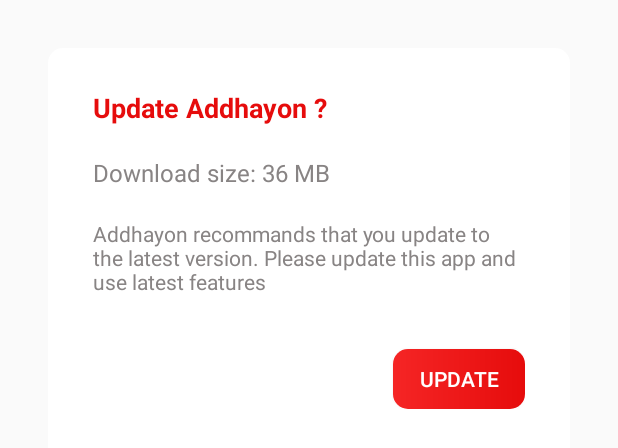
After one commit to rakibul667s/Addhayon-Android-Application, an Android app: the layout update.xml on its own in the app's theme, with its tools: preview values and no code run, on a phone screen of 412 x 824 dp. The commit adds this screen. Shown: the top 448 px of the screen. Run offline under Robolectric (Android 15) with nearby library versions, the phone set to English and light mode, and no system bars; Roboto replaces fonts that are not available here.

Commit message:
update system working

```diff
--- a/app/src/main/java/com/example/addhayon/HomeFragment.java
+++ b/app/src/main/java/com/example/addhayon/HomeFragment.java
@@ -7,10 +7,12 @@ import android.os.Bundle;
 import android.view.LayoutInflater;
 import android.view.View;
 import android.view.ViewGroup;
+import android.widget.Button;
 import android.widget.LinearLayout;
 import android.widget.TextView;
 import android.widget.Toast;
 
+import androidx.appcompat.app.AlertDialog;
 import androidx.fragment.app.Fragment;
 
 import com.bumptech.glide.Glide;
@@ -145,6 +147,7 @@ public class HomeFragment extends Fragment {
 
 
 
+
         //setData();
         exam2.setOnClickListener(new View.OnClickListener() {
             @Override
--- /dev/null
+++ b/app/src/main/res/layout/update.xml
@@ -0,0 +1,61 @@
+<?xml version="1.0" encoding="utf-8"?>
+<androidx.constraintlayout.widget.ConstraintLayout xmlns:android="http://schemas.android.com/apk/res/android"
+    android:layout_width="match_parent"
+    android:layout_height="wrap_content"
+    xmlns:app="http://schemas.android.com/apk/res-auto"
+    android:background="@drawable/gradient3"
+    android:backgroundTint="@color/white"
+    android:paddingLeft="30dp"
+    android:paddingRight="30dp"
+    android:paddingTop="15dp"
+    android:paddingBottom="35dp"
+    android:layout_margin="32dp">
+    <TextView
+        android:id="@+id/title"
+        android:layout_width="0dp"
+        android:layout_height="wrap_content"
+        android:text="Update Addhayon ?"
+        android:textStyle="bold"
+        android:textSize="18sp"
+        android:layout_marginTop="12dp"
+        android:textColor="@color/gradient2StartColor"
+        app:layout_constraintLeft_toLeftOf="parent"
+        app:layout_constraintRight_toRightOf="parent"
+        app:layout_constraintTop_toTopOf="parent"/>
+
+    <TextView
+        android:id="@+id/version"
+        android:layout_width="0dp"
+        android:layout_height="wrap_content"
+        android:text="Download size: 36 MB"
+        android:textSize="16sp"
+        android:layout_marginTop="20dp"
+        android:textColor="@color/i2"
+        app:layout_constraintLeft_toLeftOf="parent"
+        app:layout_constraintRight_toRightOf="parent"
+        app:layout_constraintTop_toBottomOf="@+id/title"/>
+
+    <TextView
+        android:id="@+id/content"
+        android:layout_width="0dp"
+        android:layout_height="wrap_content"
+        android:text="Addhayon recommands that you update to the latest version. Please update this app and use latest features"
+        android:textSize="14sp"
+        android:layout_marginTop="20dp"
+        android:textColor="@color/i2"
+        app:layout_constraintLeft_toLeftOf="parent"
+        app:layout_constraintRight_toRightOf="parent"
+        app:layout_constraintTop_toBottomOf="@+id/version"/>
+    <Button
+        android:id="@+id/update"
+        android:layout_width="wrap_content"
+        android:layout_height="40dp"
+        android:layout_marginTop="35dp"
+        android:text="Update"
+        android:textColor="@color/white"
+        android:background="@drawable/gradient3"
+        app:layout_constraintRight_toRightOf="parent"
+        app:layout_constraintTop_toBottomOf="@+id/content"/>
+
+
+</androidx.constraintlayout.widget.ConstraintLayout>
```
Also changed, not shown: app/src/main/java/com/example/addhayon/DBQurey.java (+11 -1 lines), app/src/main/java/com/example/addhayon/Models/ProfileModel.java (+32 -1 lines), app/src/main/java/com/example/addhayon/dashboard.java (+23 -0 lines).
